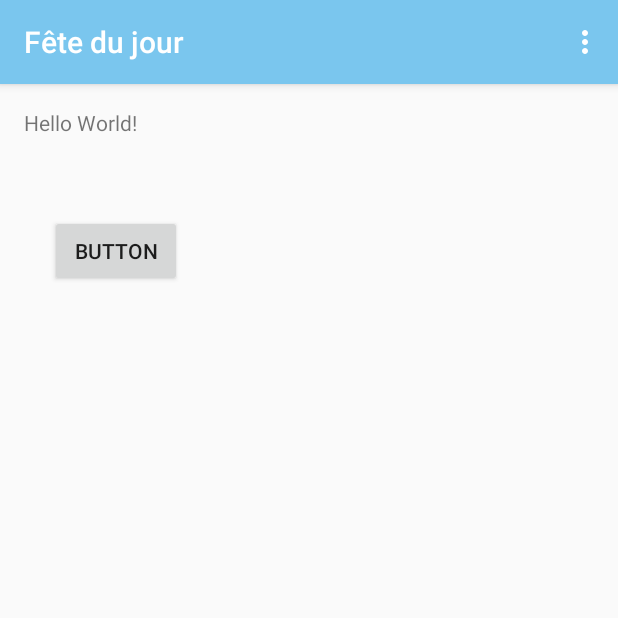
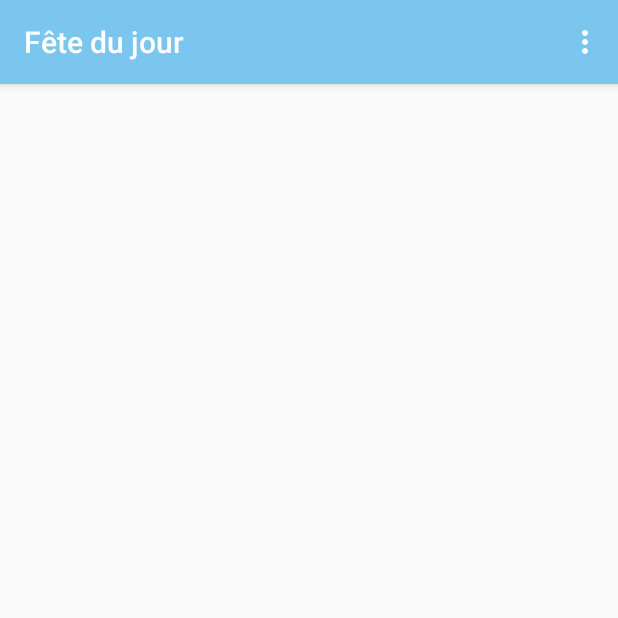
Before and after one commit to antoinecharlet/WidgetApplication, an Android app: the screen it shows after launch (MainActivity), on a phone screen of 412 x 824 dp, the top half of it. Run offline under Robolectric (Android 15) with nearby library versions, the phone set to English and light mode, and no system bars.

Commit message:
clean main

```diff
--- a/app/src/main/res/layout/activity_main.xml
+++ b/app/src/main/res/layout/activity_main.xml
@@ -9,20 +9,4 @@
     android:paddingRight="@dimen/activity_horizontal_margin"
     android:paddingTop="@dimen/activity_vertical_margin"
     tools:context="com.example.antoine.widgetapplication.MainActivity">
-
-    <TextView
-        android:layout_width="wrap_content"
-        android:layout_height="wrap_content"
-        android:text="Hello World!"
-        android:id="@+id/textView" />
-
-    <Button
-        android:text="Button"
-        android:layout_width="wrap_content"
-        android:layout_height="wrap_content"
-        android:layout_below="@+id/textView"
-        android:layout_alignParentStart="true"
-        android:layout_marginStart="17dp"
-        android:layout_marginTop="52dp"
-        android:id="@+id/button" />
 </RelativeLayout>
```
